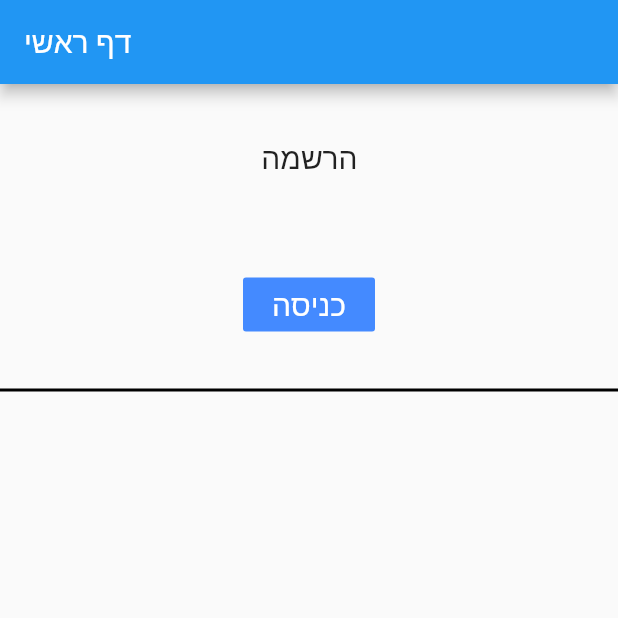
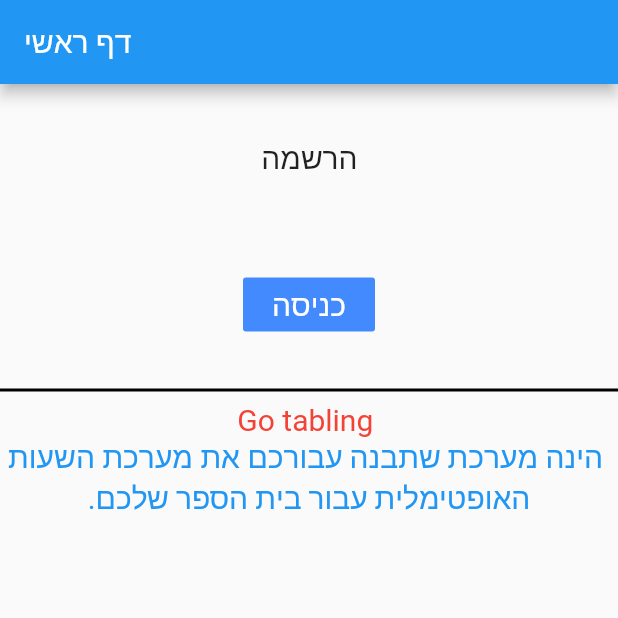
Before and after one commit to salemgu1/HSTT-HighSchoolTimeTabling, a Flutter app: the screen it shows after launch, on a phone screen of 412 x 824 dp, the top half of it. Run offline on Flutter 3.47's test engine with Material 2 defaults, Android fonts, the phone set to English and light mode, and no system bars; our stand-ins replace parse_server_sdk_flutter; missing offline and left inert: connectivity_plus_web, package_info_plus_web, shared_preferences_web.

Commit message:
updates
updates

```diff
--- a/lib/HomePage/HomePage.dart
+++ b/lib/HomePage/HomePage.dart
@@ -43,7 +43,11 @@ class MyApp extends StatelessWidget {
             Divider(
               color: Colors.black,
               thickness: 2,
-            )
+            ),
+            Text('Go tabling ', style: TextStyle(color: Colors.red,fontSize: 20.0)),
+            Text('הינה מערכת שתבנה עבורכם את מערכת השעות ',style: TextStyle(color:Colors.blue,fontSize: 20.0 ),),
+            Text('.האופטימלית עבור בית הספר שלכם', style: TextStyle(color:Colors.blue,fontSize: 20.0),),
+
           ]
           ))
 
```
Also changed, not shown: 13 other files.
